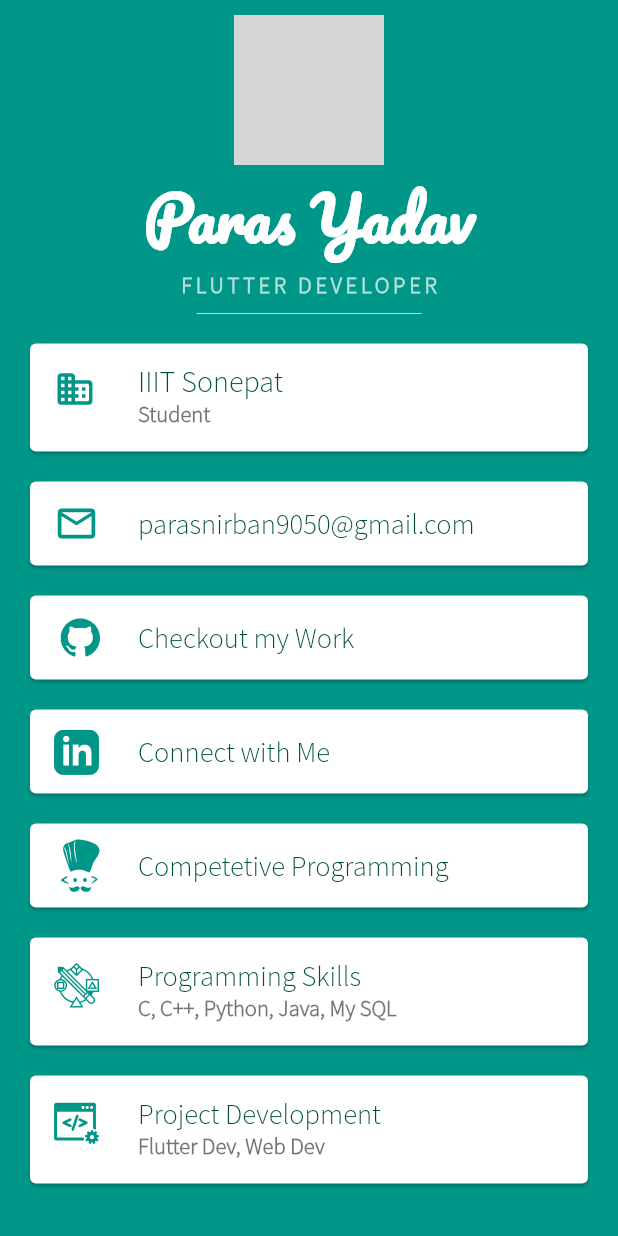
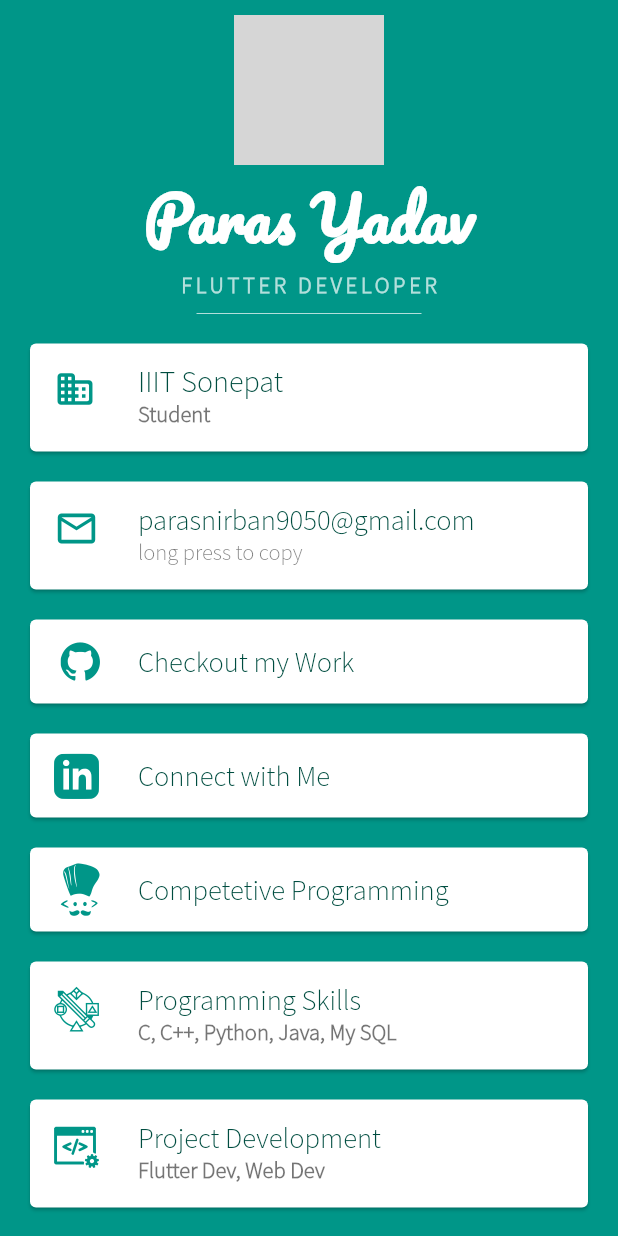
Before and after one commit to DaNnyKg07/my-card, a Flutter app: the screen it shows after launch, on a phone screen of 412 x 824 dp. Run offline on Flutter 3.47's test engine with Material 2 defaults, Android fonts, the light colour scheme and no system bars; grey boxes are pictures that could not be loaded.

```diff
--- a/lib/main.dart
+++ b/lib/main.dart
@@ -119,6 +119,13 @@ class MyApp extends StatelessWidget {
                         onLongPress: () {
                           Clipboard.setData(new ClipboardData(text: _copy));
                         },
+                      ),
+                      subtitle: Text(
+                        "long press to copy",
+                        style: TextStyle(
+                          fontFamily: 'SourceSansPro',
+                          fontSize: 15,
+                        ),
                       ),
                     ),
                   ),
```
Also changed, not shown: 47 other files.
